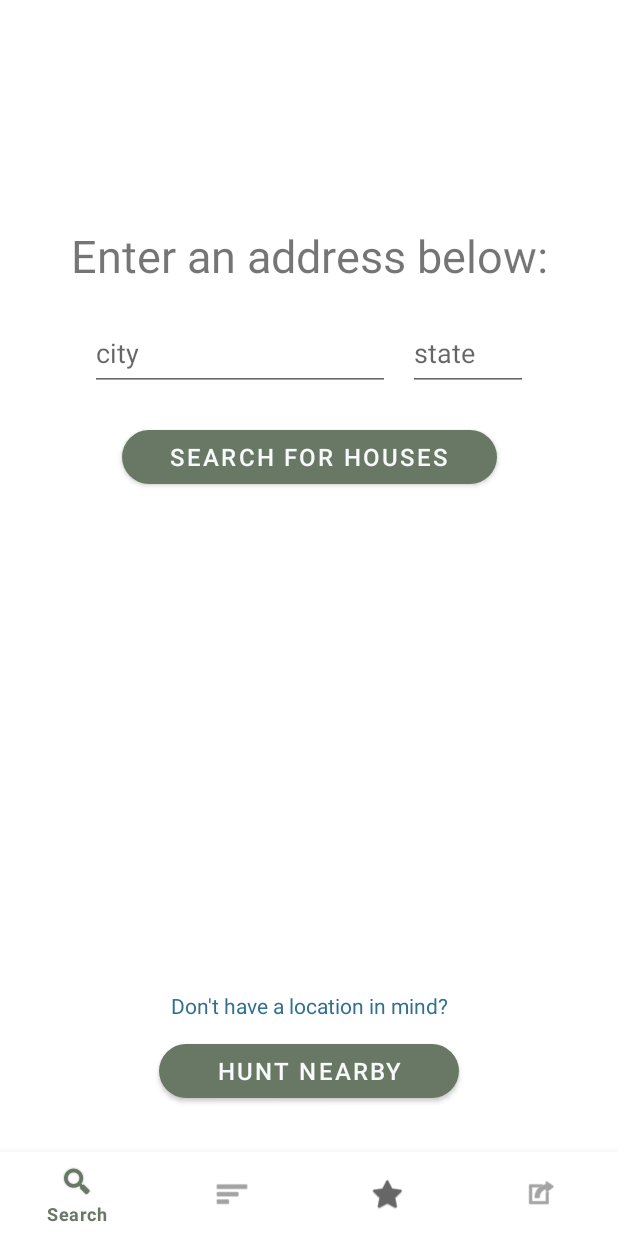
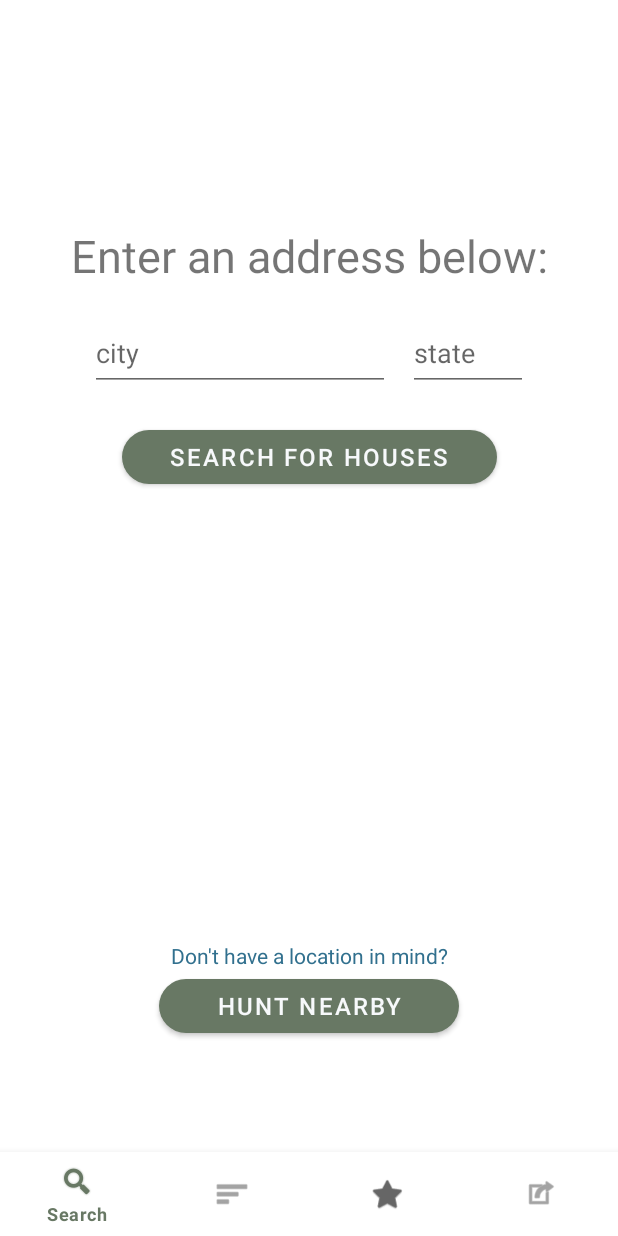
Before and after one commit to OSU-CodePath-Android-Spring-2022/real-estate-app, an Android app: the SearchFragment screen opened directly, with no data from a screen before it, on a phone screen of 412 x 824 dp. Run offline under Robolectric (Android 15) with nearby library versions, the phone set to English and light mode, and no system bars; libraries missing offline, so code that uses them is left out: com.codepath.asynchttpclient, com.parse.

Commit message:
search UI fix

```diff
--- a/app/src/main/res/layout/fragment_search.xml
+++ b/app/src/main/res/layout/fragment_search.xml
@@ -64,7 +64,7 @@
         android:layout_width="wrap_content"
         android:layout_height="wrap_content"
         android:visibility="invisible"
-        app:layout_constraintBottom_toTopOf="@+id/textNoAccount"
+        android:layout_marginTop="125dp"
         app:layout_constraintEnd_toEndOf="parent"
         app:layout_constraintStart_toStartOf="parent"
         app:layout_constraintTop_toBottomOf="@+id/btnSearch" />
@@ -74,11 +74,11 @@
         android:layout_width="wrap_content"
         android:layout_height="wrap_content"
         android:text="Don't have a location in mind?"
-        android:layout_marginBottom="10dp"
         android:textColor="@color/blue_1"
-        app:layout_constraintBottom_toTopOf="@+id/btnNearby"
+        android:layout_marginTop="125dp"
         app:layout_constraintEnd_toEndOf="parent"
-        app:layout_constraintStart_toStartOf="parent" />
+        app:layout_constraintStart_toStartOf="parent"
+        app:layout_constraintTop_toBottomOf="@+id/pbLoading" />
 
     <Button
         android:id="@+id/btnNearby"
@@ -88,9 +88,8 @@
         android:text="Hunt Nearby"
         android:textColor="@color/gray"
         android:textSize="16sp"
-        android:layout_marginBottom="30dp"
-        app:layout_constraintBottom_toBottomOf="parent"
         app:layout_constraintEnd_toEndOf="parent"
-        app:layout_constraintStart_toStartOf="parent" />
+        app:layout_constraintStart_toStartOf="parent"
+        app:layout_constraintTop_toBottomOf="@+id/textNoAccount" />
 
 </androidx.constraintlayout.widget.ConstraintLayout>
```
